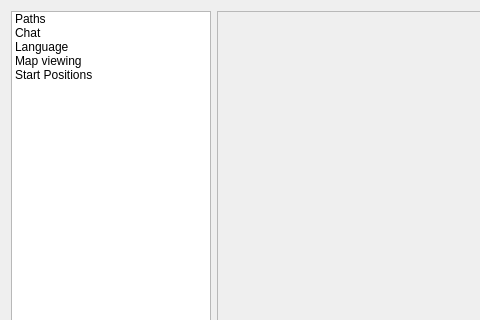
Before: the Qt Designer form ui/PreferenceWidget.ui in tizbac/qtlobby, drawn with Qt 5; both pictures show x 0 to 480 and y 0 to 320 of the 609 by 440 pixel window.
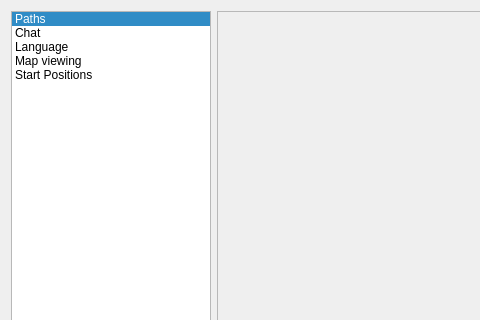
After: the same form once the commit is applied. The open tabs and pages were chosen to show the change. Icons and pictures are not drawn.

Commit message: little fix; After adding a preference option with designer, make sure, that you clicked on 'pathWidget' under the stackedWidget to make it current and set currentRow=0 in the QListWidget

Diff of the .ui file:
```diff
--- a/ui/PreferenceWidget.ui
+++ b/ui/PreferenceWidget.ui
@@ -67,7 +67,7 @@
       </size>
      </property>
      <property name="currentRow">
-      <number>-1</number>
+      <number>0</number>
      </property>
      <item>
       <property name="text">
```
Left out of the diff: 2 changed lines with no effect on the pictures. The commit also changes 1 other file.
